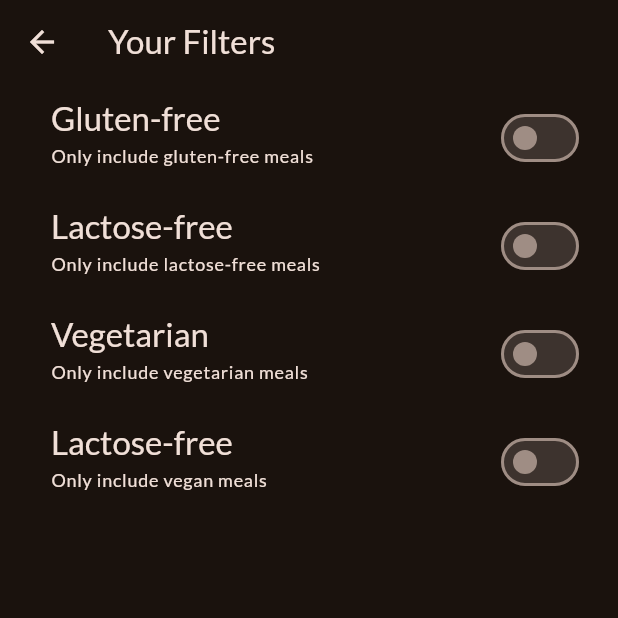
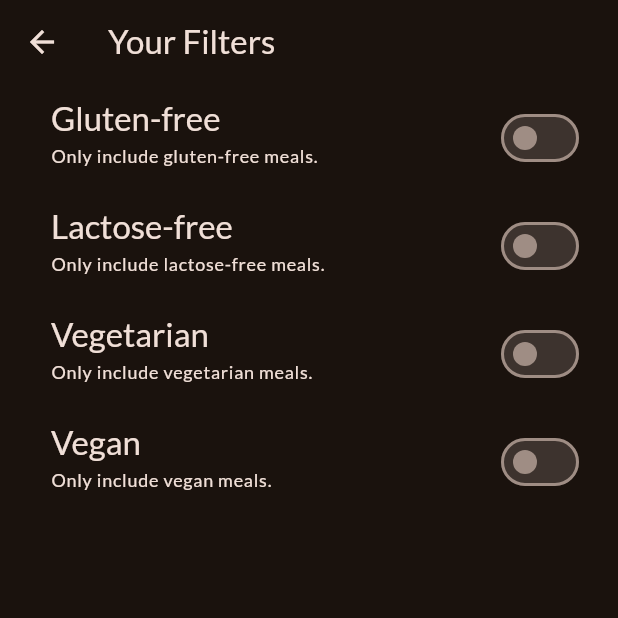
Before and after one commit to David007M/MealsApp_Flutter, a Flutter app: the FiltersScreen screen opened directly with empty values, on a phone screen of 412 x 824 dp, the top half of it. Run offline on Flutter 3.47's test engine with Material 2 defaults, Android fonts, the phone set to English and light mode, and no system bars; our stand-ins replace google_fonts, transparent_image; statements that could not run were skipped.

```diff
--- a/lib/screens/filters.dart
+++ b/lib/screens/filters.dart
@@ -1,4 +1,5 @@
 import 'package:flutter/material.dart';
+
 // import 'package:meals/screens/tabs.dart';
 // import 'package:meals/widgets/main_drawer.dart';
 
@@ -10,10 +11,7 @@ enum Filter {
 }
 
 class FiltersScreen extends StatefulWidget {
-  const FiltersScreen({
-    super.key,
-    required this.currentFilters,
-  });
+  const FiltersScreen({super.key, required this.currentFilters});
 
   final Map<Filter, bool> currentFilters;
 
@@ -61,7 +59,7 @@ class _FiltersScreenState extends State<FiltersScreen> {
           Navigator.of(context).pop({
             Filter.glutenFree: _glutenFreeFilterSet,
             Filter.lactoseFree: _lactoseFreeFilterSet,
-            Filter.vegetarian: _veganFilterSet,
+            Filter.vegetarian: _vegetarianFilterSet,
             Filter.vegan: _veganFilterSet,
           });
           return false;
@@ -82,7 +80,7 @@ class _FiltersScreenState extends State<FiltersScreen> {
                     ),
               ),
               subtitle: Text(
-                'Only include gluten-free meals',
+                'Only include gluten-free meals.',
                 style: Theme.of(context).textTheme.labelMedium!.copyWith(
                       color: Theme.of(context).colorScheme.onBackground,
                     ),
@@ -104,7 +102,7 @@ class _FiltersScreenState extends State<FiltersScreen> {
                     ),
               ),
               subtitle: Text(
-                'Only include lactose-free meals',
+                'Only include lactose-free meals.',
                 style: Theme.of(context).textTheme.labelMedium!.copyWith(
                       color: Theme.of(context).colorScheme.onBackground,
                     ),
@@ -126,7 +124,7 @@ class _FiltersScreenState extends State<FiltersScreen> {
                     ),
               ),
               subtitle: Text(
-                'Only include vegetarian meals',
+                'Only include vegetarian meals.',
                 style: Theme.of(context).textTheme.labelMedium!.copyWith(
                       color: Theme.of(context).colorScheme.onBackground,
                     ),
@@ -142,13 +140,13 @@ class _FiltersScreenState extends State<FiltersScreen> {
                 });
               },
               title: Text(
-                'Lactose-free',
+                'Vegan',
                 style: Theme.of(context).textTheme.titleLarge!.copyWith(
                       color: Theme.of(context).colorScheme.onBackground,
                     ),
               ),
               subtitle: Text(
-                'Only include vegan meals',
+                'Only include vegan meals.',
                 style: Theme.of(context).textTheme.labelMedium!.copyWith(
                       color: Theme.of(context).colorScheme.onBackground,
                     ),
```
Also changed, not shown: lib/screens/categories.dart (+8 -7 lines).
